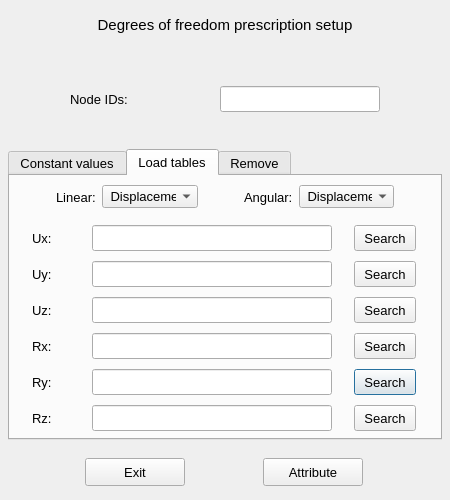
This is pulse/interface/data/ui_files/model/setup/structural/prescribed_dof_input.ui in open-pulse/OpenPulse as Qt 5 draws it before an edit. The edited form follows.
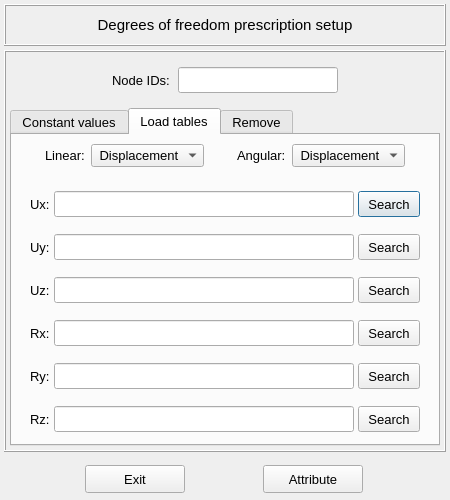
This is the edited form. The open tabs and pages were chosen to show the change. Icons and pictures are not drawn.

Commit message: Adjust the precribed dof and nodal loads ui files

Patch:
```diff
--- a/pulse/interface/data/ui_files/model/setup/structural/prescribed_dof_input.ui
+++ b/pulse/interface/data/ui_files/model/setup/structural/prescribed_dof_input.ui
@@ -75,7 +75,10 @@
       </size>
      </property>
      <property name="frameShape">
-      <enum>QFrame::NoFrame</enum>
+      <enum>QFrame::Shape::Box</enum>
+     </property>
+     <property name="frameShadow">
+      <enum>QFrame::Shadow::Raised</enum>
      </property>
      <layout class="QGridLayout" name="gridLayout_6">
       <property name="leftMargin">
@@ -1053,170 +1056,33 @@
              <property name="verticalSpacing">
               <number>7</number>
              </property>
-             <item row="4" column="1">
-              <widget class="QLineEdit" name="lineEdit_Ry_table_path">
-               <property name="enabled">
-                <bool>true</bool>
-               </property>
-               <property name="minimumSize">
-                <size>
-                 <width>210</width>
-                 <height>26</height>
-                </size>
-               </property>
-               <property name="maximumSize">
-                <size>
-                 <width>240</width>
-                 <height>26</height>
-                </size>
-               </property>
-               <property name="clearButtonEnabled">
-                <bool>true</bool>
-               </property>
-              </widget>
-             </item>
-             <item row="4" column="2">
-              <widget class="QPushButton" name="pushButton_load_Ry_table">
-               <property name="enabled">
-                <bool>true</bool>
-               </property>
-               <property name="sizePolicy">
-                <sizepolicy hsizetype="Expanding" vsizetype="Fixed">
-                 <horstretch>0</horstretch>
-                 <verstretch>0</verstretch>
-                </sizepolicy>
-               </property>
-               <property name="minimumSize">
-                <size>
-                 <width>62</width>
-                 <height>26</height>
-                </size>
-               </property>
-               <property name="maximumSize">
-                <size>
-                 <width>62</width>
-                 <height>26</height>
-                </size>
-               </property>
-               <property name="font">
-                <font>
-                 <pointsize>10</pointsize>
-                </font>
-               </property>
-               <property name="styleSheet">
-                <string notr="true"/>
-               </property>
-               <property name="text">
-                <string>Search</string>
-               </property>
-              </widget>
-             </item>
-             <item row="4" column="0">
-              <widget class="QLabel" name="label_Ry_table">
-               <property name="enabled">
-                <bool>true</bool>
-               </property>
-               <property name="minimumSize">
-                <size>
-                 <width>0</width>
-                 <height>26</height>
-                </size>
-               </property>
-               <property name="maximumSize">
-                <size>
-                 <width>38</width>
-                 <height>26</height>
-                </size>
-               </property>
-               <property name="font">
-                <font>
-                 <pointsize>10</pointsize>
-                </font>
-               </property>
-               <property name="text">
-                <string>Ry:</string>
-               </property>
-              </widget>
-             </item>
-             <item row="5" column="0">
-              <widget class="QLabel" name="label_Rz_table">
-               <property name="enabled">
-                <bool>true</bool>
-               </property>
-               <property name="minimumSize">
-                <size>
-                 <width>0</width>
-                 <height>26</height>
-                </size>
-               </property>
-               <property name="maximumSize">
-                <size>
-                 <width>38</width>
-                 <height>26</height>
-                </size>
-               </property>
-               <property name="font">
-                <font>
-                 <pointsize>10</pointsize>
-                </font>
-               </property>
-               <property name="text">
-                <string>Rz:</string>
-               </property>
-              </widget>
-             </item>
-             <item row="5" column="1">
-              <widget class="QLineEdit" name="lineEdit_Rz_table_path">
-               <property name="enabled">
-                <bool>true</bool>
-               </property>
-               <property name="minimumSize">
-                <size>
-                 <width>210</width>
-                 <height>26</height>
-                </size>
-               </property>
-               <property name="maximumSize">
-                <size>
-                 <width>240</width>
-                 <height>26</height>
-                </size>
-               </property>
-               <property name="clearButtonEnabled">
-                <bool>true</bool>
-               </property>
-              </widget>
-             </item>
-             <item row="1" column="1">
-              <widget class="QLineEdit" name="lineEdit_Uy_table_path">
-               <property name="enabled">
-                <bool>true</bool>
-               </property>
-               <property name="minimumSize">
-                <size>
-                 <width>210</width>
-                 <height>26</height>
-                </size>
-               </property>
-               <property name="maximumSize">
-                <size>
-                 <width>240</width>
-                 <height>26</height>
-                </size>
-               </property>
-               <property name="styleSheet">
-                <string notr="true"/>
-               </property>
-               <property name="clearButtonEnabled">
-                <bool>true</bool>
-               </property>
-              </widget>
-             </item>
              <item row="2" column="2">
-              <widget class="QPushButton" name="pushButton_load_Uz_table">
+              <widget class="QLineEdit" name="lineEdit_Uz_table_path">
                <property name="enabled">
                 <bool>true</bool>
                </property>
+               <property name="minimumSize">
+                <size>
+                 <width>300</width>
+                 <height>26</height>
+                </size>
+               </property>
+               <property name="maximumSize">
+                <size>
+                 <width>300</width>
+                 <height>26</height>
+                </size>
+               </property>
+               <property name="clearButtonEnabled">
+                <bool>true</bool>
+               </property>
+              </widget>
+             </item>
+             <item row="0" column="3">
+              <widget class="QPushButton" name="pushButton_load_Ux_table">
+               <property name="enabled">
+                <bool>true</bool>
+               </property>
                <property name="sizePolicy">
                 <sizepolicy hsizetype="Expanding" vsizetype="Fixed">
                  <horstretch>0</horstretch>
@@ -1248,26 +1114,20 @@
                </property>
               </widget>
              </item>
-             <item row="1" column="2">
-              <widget class="QPushButton" name="pushButton_load_Uy_table">
+             <item row="2" column="1">
+              <widget class="QLabel" name="label_Uz_table">
                <property name="enabled">
                 <bool>true</bool>
                </property>
-               <property name="sizePolicy">
-                <sizepolicy hsizetype="Expanding" vsizetype="Fixed">
-                 <horstretch>0</horstretch>
-                 <verstretch>0</verstretch>
-                </sizepolicy>
-               </property>
                <property name="minimumSize">
                 <size>
-                 <width>62</width>
+                 <width>0</width>
                  <height>26</height>
                 </size>
                </property>
                <property name="maximumSize">
                 <size>
-                 <width>62</width>
+                 <width>38</width>
                  <height>26</height>
                 </size>
                </property>
@@ -1276,15 +1136,12 @@
                  <pointsize>10</pointsize>
                 </font>
                </property>
-               <property name="styleSheet">
-                <string notr="true"/>
-               </property>
                <property name="text">
-                <string>Search</string>
+                <string>Uz:</string>
                </property>
               </widget>
              </item>
-             <item row="3" column="2">
+             <item row="3" column="3">
               <widget class="QPushButton" name="pushButton_load_Rx_table">
                <property name="enabled">
                 <bool>true</bool>
@@ -1320,7 +1177,155 @@
                </property>
               </widget>
              </item>
-             <item row="0" column="0">
+             <item row="5" column="3">
+              <widget class="QPushButton" name="pushButton_load_Rz_table">
+               <property name="enabled">
+                <bool>true</bool>
+               </property>
+               <property name="sizePolicy">
+                <sizepolicy hsizetype="Expanding" vsizetype="Fixed">
+                 <horstretch>0</horstretch>
+                 <verstretch>0</verstretch>
+                </sizepolicy>
+               </property>
+               <property name="minimumSize">
+                <size>
+                 <width>62</width>
+                 <height>26</height>
+                </size>
+               </property>
+               <property name="maximumSize">
+                <size>
+                 <width>62</width>
+                 <height>26</height>
+                </size>
+               </property>
+               <property name="font">
+                <font>
+                 <pointsize>10</pointsize>
+                </font>
+               </property>
+               <property name="styleSheet">
+                <string notr="true"/>
+               </property>
+               <property name="text">
+                <string>Search</string>
+               </property>
+              </widget>
+             </item>
+             <item row="5" column="1">
+              <widget class="QLabel" name="label_Rz_table">
+               <property name="enabled">
+                <bool>true</bool>
+               </property>
+               <property name="minimumSize">
+                <size>
+                 <width>0</width>
+                 <height>26</height>
+                </size>
+               </property>
+               <property name="maximumSize">
+                <size>
+                 <width>38</width>
+                 <height>26</height>
+                </size>
+               </property>
+               <property name="font">
+                <font>
+                 <pointsize>10</pointsize>
+                </font>
+               </property>
+               <property name="text">
+                <string>Rz:</string>
+               </property>
+              </widget>
+             </item>
+             <item row="4" column="1">
+              <widget class="QLabel" name="label_Ry_table">
+               <property name="enabled">
+                <bool>true</bool>
+               </property>
+               <property name="minimumSize">
+                <size>
+                 <width>0</width>
+                 <height>26</height>
+                </size>
+               </property>
+               <property name="maximumSize">
+                <size>
+                 <width>38</width>
+                 <height>26</height>
+                </size>
+               </property>
+               <property name="font">
+                <font>
+                 <pointsize>10</pointsize>
+                </font>
+               </property>
+               <property name="text">
+                <string>Ry:</string>
+               </property>
+              </widget>
+             </item>
+             <item row="4" column="3">
+              <widget class="QPushButton" name="pushButton_load_Ry_table">
+               <property name="enabled">
+                <bool>true</bool>
+               </property>
+               <property name="sizePolicy">
+                <sizepolicy hsizetype="Expanding" vsizetype="Fixed">
+                 <horstretch>0</horstretch>
+                 <verstretch>0</verstretch>
+                </sizepolicy>
+               </property>
+               <property name="minimumSize">
+                <size>
+                 <width>62</width>
+                 <height>26</height>
+                </size>
+               </property>
+               <property name="maximumSize">
+                <size>
+                 <width>62</width>
+                 <height>26</height>
+                </size>
+               </property>
+               <property name="font">
+                <font>
+                 <pointsize>10</pointsize>
+                </font>
+               </property>
+               <property name="styleSheet">
+                <string notr="true"/>
+               </property>
+               <property name="text">
+                <string>Search</string>
+               </property>
+              </widget>
+             </item>
+             <item row="4" column="2">
+              <widget class="QLineEdit" name="lineEdit_Ry_table_path">
+               <property name="enabled">
+                <bool>true</bool>
+               </property>
+               <property name="minimumSize">
+                <size>
+                 <width>300</width>
+                 <height>26</height>
+                </size>
+               </property>
+               <property name="maximumSize">
+                <size>
+                 <width>300</width>
+                 <height>26</height>
+                </size>
+               </property>
+               <property name="clearButtonEnabled">
+                <bool>true</bool>
+               </property>
+              </widget>
+             </item>
+             <item row="0" column="1">
               <widget class="QLabel" name="label_Ux_table">
                <property name="enabled">
                 <bool>true</bool>
@@ -1347,20 +1352,45 @@
                </property>
               </widget>
              </item>
-             <item row="3" column="1">
+             <item row="1" column="2">
+              <widget class="QLineEdit" name="lineEdit_Uy_table_path">
+               <property name="enabled">
+                <bool>true</bool>
+               </property>
+               <property name="minimumSize">
+                <size>
+                 <width>300</width>
+                 <height>26</height>
+                </size>
+               </property>
+               <property name="maximumSize">
+                <size>
+                 <width>300</width>
+                 <height>26</height>
+                </size>
+               </property>
+               <property name="styleSheet">
+                <string notr="true"/>
+               </property>
+               <property name="clearButtonEnabled">
+                <bool>true</bool>
+               </property>
+              </widget>
+             </item>
+             <item row="3" column="2">
               <widget class="QLineEdit" name="lineEdit_Rx_table_path">
                <property name="enabled">
                 <bool>true</bool>
                </property>
                <property name="minimumSize">
                 <size>
-                 <width>210</width>
+                 <width>300</width>
                  <height>26</height>
                 </size>
                </property>
                <property name="maximumSize">
                 <size>
-                 <width>240</width>
+                 <width>300</width>
                  <height>26</height>
                 </size>
                </property>
@@ -1369,56 +1399,7 @@
                </property>
               </widget>
              </item>
-             <item row="3" column="0">
-              <widget class="QLabel" name="label_Rx_table">
-               <property name="enabled">
-                <bool>true</bool>
-               </property>
-               <property name="minimumSize">
-                <size>
-                 <width>0</width>
-                 <height>26</height>
-                </size>
-               </property>
-               <property name="maximumSize">
-                <size>
-                 <width>38</width>
-                 <height>26</height>
-                </size>
-               </property>
-               <property name="font">
-                <font>
-                 <pointsize>10</pointsize>
-                </font>
-               </property>
-               <property name="text">
-                <string>Rx:</string>
-               </property>
-              </widget>
-             </item>
-             <item row="2" column="1">
-              <widget class="QLineEdit" name="lineEdit_Uz_table_path">
-               <property name="enabled">
-                <bool>true</bool>
-               </property>
-               <property name="minimumSize">
-                <size>
-                 <width>210</width>
-                 <height>26</height>
-                </size>
-               </property>
-               <property name="maximumSize">
-                <size>
-                 <width>240</width>
-                 <height>26</height>
-                </size>
-               </property>
-               <property name="clearButtonEnabled">
-                <bool>true</bool>
-               </property>
-              </widget>
-             </item>
-             <item row="1" column="0">
+             <item row="1" column="1">
               <widget class="QLabel" name="label_Uy_table">
                <property name="enabled">
                 <bool>true</bool>
@@ -1445,8 +1426,48 @@
                </property>
               </widget>
              </item>
-             <item row="5" column="2">
-              <widget class="QPushButton" name="pushButton_load_Rz_table">
+             <item row="0" column="4">
+              <spacer name="horizontalSpacer_3">
+               <property name="orientation">
+                <enum>Qt::Orientation::Horizontal</enum>
+               </property>
+               <property name="sizeHint" stdset="0">
+                <size>
+                 <width>40</width>
+                 <height>20</height>
+                </size>
+               </property>
+              </spacer>
+             </item>
+             <item row="3" column="1">
+              <widget class="QLabel" name="label_Rx_table">
+               <property name="enabled">
+                <bool>true</bool>
+               </property>
+               <property name="minimumSize">
+                <size>
+                 <width>0</width>
+                 <height>26</height>
+                </size>
+               </property>
+               <property name="maximumSize">
+                <size>
+                 <width>38</width>
+                 <height>26</height>
+                </size>
+               </property>
+               <property name="font">
+                <font>
+                 <pointsize>10</pointsize>
+                </font>
+               </property>
+               <property name="text">
+                <string>Rx:</string>
+               </property>
+              </widget>
+             </item>
+             <item row="1" column="3">
+              <widget class="QPushButton" name="pushButton_load_Uy_table">
                <property name="enabled">
                 <bool>true</bool>
                </property>
@@ -1481,20 +1502,42 @@
                </property>
               </widget>
              </item>
-             <item row="0" column="1">
+             <item row="5" column="2">
+              <widget class="QLineEdit" name="lineEdit_Rz_table_path">
+               <property name="enabled">
+                <bool>true</bool>
+               </property>
+               <property name="minimumSize">
+                <size>
+                 <width>300</width>
+                 <height>26</height>
+                </size>
+               </property>
+               <property name="maximumSize">
+                <size>
+                 <width>300</width>
+                 <height>26</height>
+                </size>
+               </property>
+               <property name="clearButtonEnabled">
+                <bool>true</bool>
+               </property>
+              </widget>
+             </item>
+             <item row="0" column="2">
               <widget class="QLineEdit" name="lineEdit_Ux_table_path">
                <property name="enabled">
                 <bool>true</bool>
                </property>
                <property name="minimumSize">
                 <size>
-                 <width>210</width>
+                 <width>300</width>
                  <height>26</height>
                 </size>
                </property>
                <property name="maximumSize">
                 <size>
-                 <width>240</width>
+                 <width>300</width>
                  <height>26</height>
                 </size>
                </property>
@@ -1506,35 +1549,8 @@
                </property>
               </widget>
              </item>
-             <item row="2" column="0">
-              <widget class="QLabel" name="label_Uz_table">
-               <property name="enabled">
-                <bool>true</bool>
-               </property>
-               <property name="minimumSize">
-                <size>
-                 <width>0</width>
-                 <height>26</height>
-                </size>
-               </property>
-               <property name="maximumSize">
-                <size>
-                 <width>38</width>
-                 <height>26</height>
-                </size>
-               </property>
-               <property name="font">
-                <font>
-                 <pointsize>10</pointsize>
-                </font>
-               </property>
-               <property name="text">
-                <string>Uz:</string>
-               </property>
-              </widget>
-             </item>
-             <item row="0" column="2">
-              <widget class="QPushButton" name="pushButton_load_Ux_table">
+             <item row="2" column="3">
+              <widget class="QPushButton" name="pushButton_load_Uz_table">
                <property name="enabled">
                 <bool>true</bool>
                </property>
@@ -1569,6 +1585,19 @@
                </property>
               </widget>
              </item>
+             <item row="0" column="0">
+              <spacer name="horizontalSpacer_4">
+               <property name="orientation">
+                <enum>Qt::Orientation::Horizontal</enum>
+               </property>
+               <property name="sizeHint" stdset="0">
+                <size>
+                 <width>40</width>
+                 <height>20</height>
+                </size>
+               </property>
+              </spacer>
+             </item>
             </layout>
            </widget>
           </item>
@@ -1610,34 +1639,10 @@
              <property name="horizontalSpacing">
               <number>6</number>
              </property>
-             <item row="0" column="2">
-              <widget class="QComboBox" name="comboBox_linear_data_type">
-               <property name="font">
-                <font>
-                 <pointsize>10</pointsize>
-                </font>
-               </property>
-               <item>
-                <property name="text">
-                 <string> Displacement</string>
-                </property>
-               </item>
-               <item>
-                <property name="text">
-                 <string> Velocity</string>
-                </property>
-               </item>
-               <item>
-                <property name="text">
-                 <string> Acceleration</string>
-                </property>
-               </item>
-              </widget>
-             </item>
              <item row="0" column="0">
               <spacer name="horizontalSpacer_7">
                <property name="orientation">
-                <enum>Qt::Vertical</enum>
+                <enum>Qt::Orientation::Horizontal</enum>
                </property>
                <property name="sizeHint" stdset="0">
                 <size>
@@ -1647,31 +1652,6 @@
                </property>
               </spacer>
              </item>
-             <item row="0" column="3">
-              <spacer name="horizontalSpacer_11">
-               <property name="orientation">
-                <enum>Qt::Vertical</enum>
-               </property>
-               <property name="sizeHint" stdset="0">
-                <size>
-                 <width>40</width>
-                 <height>20</height>
-                </size>
-               </property>
-              </spacer>
-             </item>
-             <item row="0" column="1">
-              <widget class="QLabel" name="label_3">
-               <property name="font">
-                <font>
-                 <pointsize>10</pointsize>
-                </font>
-               </property>
-               <property name="text">
-                <string>Linear:</string>
-               </property>
-              </widget>
-             </item>
              <item row="0" column="5">
               <widget class="QComboBox" name="comboBox_angular_data_type">
                <property name="font">
@@ -1711,7 +1691,56 @@
              <item row="0" column="6">
               <spacer name="horizontalSpacer_8">
                <property name="orientation">
-                <enum>Qt::Vertical</enum>
+                <enum>Qt::Orientation::Horizontal</enum>
+               </property>
+               <property name="sizeHint" stdset="0">
+                <size>
+                 <width>40</width>
+                 <height>20</height>
+                </size>
+               </property>
+              </spacer>
+             </item>
+             <item row="0" column="2">
+              <widget class="QComboBox" name="comboBox_linear_data_type">
+               <property name="font">
+                <font>
+                 <pointsize>10</pointsize>
+                </font>
+               </property>
+               <item>
+                <property name="text">
+                 <string> Displacement</string>
+                </property>
+               </item>
+               <item>
+                <property name="text">
+                 <string> Velocity</string>
+                </property>
+               </item>
+               <item>
+                <property name="text">
+                 <string> Acceleration</string>
+                </property>
+               </item>
+              </widget>
+             </item>
+             <item row="0" column="1">
+              <widget class="QLabel" name="label_3">
+               <property name="font">
+                <font>
+                 <pointsize>10</pointsize>
+                </font>
+               </property>
+               <property name="text">
+                <string>Linear:</string>
+               </property>
+              </widget>
+             </item>
+             <item row="0" column="3">
+              <spacer name="horizontalSpacer_9">
+               <property name="orientation">
+                <enum>Qt::Orientation::Horizontal</enum>
                </property>
                <property name="sizeHint" stdset="0">
                 <size>
@@ -1964,19 +1993,6 @@
          <property name="verticalSpacing">
           <number>0</number>
          </property>
-         <item row="0" column="0">
-          <spacer name="horizontalSpacer">
-           <property name="orientation">
-            <enum>Qt::Vertical</enum>
-           </property>
-           <property name="sizeHint" stdset="0">
-            <size>
-             <width>40</width>
-             <height>20</height>
-            </size>
-           </property>
-          </spacer>
-         </item>
          <item row="0" column="2">
           <widget class="QLineEdit" name="lineEdit_node_ids">
            <property name="minimumSize">
@@ -2004,6 +2020,19 @@
            </property>
           </widget>
          </item>
+         <item row="0" column="3">
+          <spacer name="horizontalSpacer">
+           <property name="orientation">
+            <enum>Qt::Orientation::Horizontal</enum>
+           </property>
+           <property name="sizeHint" stdset="0">
+            <size>
+             <width>40</width>
+             <height>20</height>
+            </size>
+           </property>
+          </spacer>
+         </item>
          <item row="0" column="1">
           <widget class="QLabel" name="label_2">
            <property name="minimumSize">
@@ -2028,10 +2057,10 @@
            </property>
           </widget>
          </item>
-         <item row="0" column="3">
+         <item row="0" column="0">
           <spacer name="horizontalSpacer_2">
            <property name="orientation">
-            <enum>Qt::Vertical</enum>
+            <enum>Qt::Orientation::Horizontal</enum>
            </property>
            <property name="sizeHint" stdset="0">
             <size>
@@ -2079,7 +2108,10 @@
       </font>
      </property>
      <property name="frameShape">
-      <enum>QFrame::NoFrame</enum>
+      <enum>QFrame::Shape::Box</enum>
+     </property>
+     <property name="frameShadow">
+      <enum>QFrame::Shadow::Raised</enum>
      </property>
      <property name="lineWidth">
       <number>1</number>
@@ -2107,6 +2139,12 @@
           <pointsize>11</pointsize>
          </font>
         </property>
+        <property name="frameShape">
+         <enum>QFrame::Shape::NoFrame</enum>
+        </property>
+        <property name="frameShadow">
+         <enum>QFrame::Shadow::Raised</enum>
+        </property>
         <property name="text">
          <string>Degrees of freedom prescription setup</string>
         </property>
@@ -2126,7 +2164,13 @@
      <property name="minimumSize">
       <size>
        <width>0</width>
-       <height>48</height>
+       <height>40</height>
+      </size>
+     </property>
+     <property name="maximumSize">
+      <size>
+       <width>16777215</width>
+       <height>40</height>
       </size>
      </property>
      <property name="frameShape">
```
Left out of the diff: 146 changed lines with no effect on the pictures. The commit also changes 3 other files.
